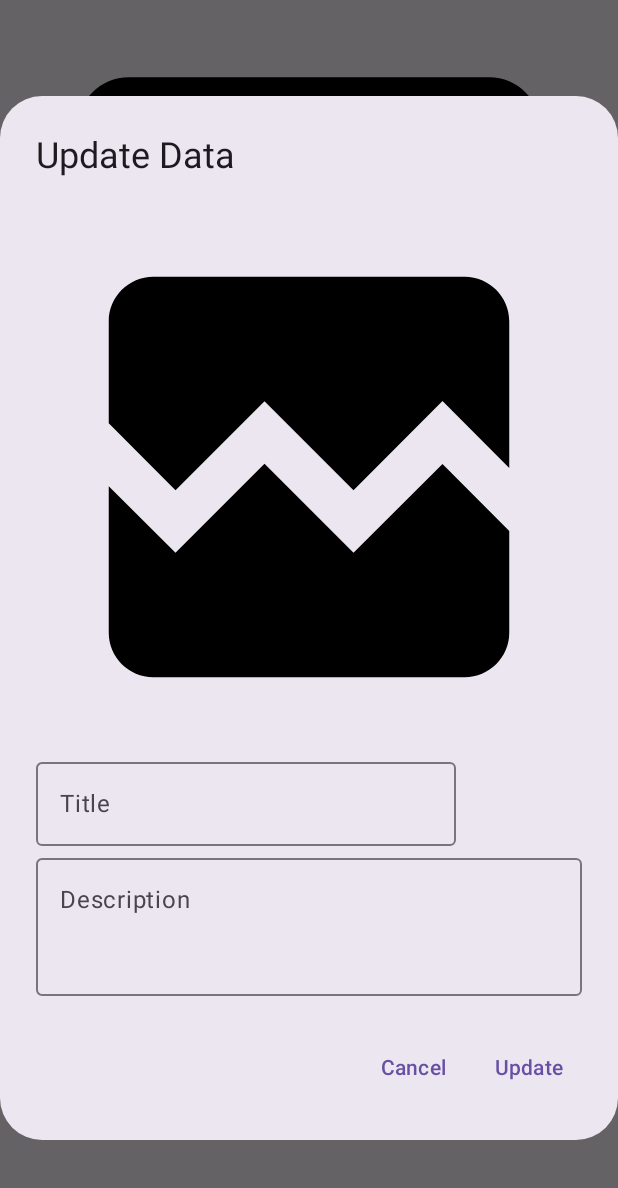
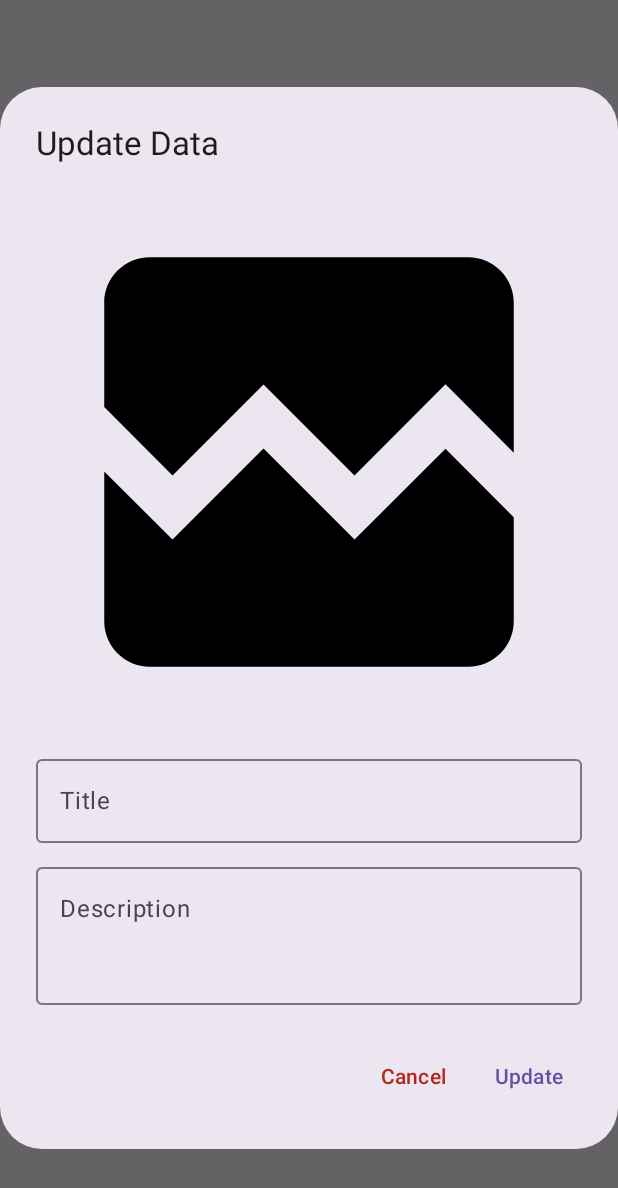
Before and after one commit to mumtazfayyadh/iFormula, an Android app built with Jetpack Compose: the composable EditDialog called with empty values, on a phone screen of 412 x 824 dp. Shown: the top 1188 px of the screen. Run offline under Robolectric (Android 15) with nearby library versions, the phone set to English and light mode, and no system bars; pictures from the network do not load.

Commit message:
Fixing UI

```diff
--- a/app/src/main/java/com/mumtazfayyadh0102/iformula/ui/screen/EditDialog.kt
+++ b/app/src/main/java/com/mumtazfayyadh0102/iformula/ui/screen/EditDialog.kt
@@ -1,11 +1,13 @@
 package com.mumtazfayyadh0102.iformula.ui.screen
 
 import androidx.compose.foundation.layout.Column
+import androidx.compose.foundation.layout.Spacer
 import androidx.compose.foundation.layout.aspectRatio
 import androidx.compose.foundation.layout.fillMaxWidth
 import androidx.compose.foundation.layout.height
-import androidx.compose.foundation.layout.padding
+import androidx.compose.foundation.shape.RoundedCornerShape
 import androidx.compose.material3.AlertDialog
+import androidx.compose.material3.MaterialTheme
 import androidx.compose.material3.OutlinedTextField
 import androidx.compose.material3.Text
 import androidx.compose.material3.TextButton
@@ -15,6 +17,7 @@ import androidx.compose.runtime.mutableStateOf
 import androidx.compose.runtime.remember
 import androidx.compose.runtime.setValue
 import androidx.compose.ui.Modifier
+import androidx.compose.ui.draw.clip
 import androidx.compose.ui.layout.ContentScale
 import androidx.compose.ui.res.painterResource
 import androidx.compose.ui.res.stringResource
@@ -33,20 +36,14 @@ fun EditDialog(
     var title by remember { mutableStateOf(titleInit) }
     var description by remember { mutableStateOf(descriptionInit) }
 
-    AsyncImage(
-        model = imageUrl,
-        contentDescription = "Photos",
-        contentScale = ContentScale.Crop,
-        placeholder = painterResource(id = R.drawable.loading_img),
-        error = painterResource(id = R.drawable.baseline_broken_image_24),
-        modifier = Modifier
-            .fillMaxWidth()
-            .aspectRatio(1f)
-    )
-
     AlertDialog(
         onDismissRequest = onDismissRequest,
-        title = { Text(text = stringResource(R.string.update_message)) },
+        title = {
+            Text(
+                text = stringResource(R.string.update_message),
+                style = MaterialTheme.typography.titleLarge
+            )
+        },
         text = {
             Column {
                 AsyncImage(
@@ -58,18 +55,27 @@ fun EditDialog(
                     modifier = Modifier
                         .fillMaxWidth()
                         .aspectRatio(1f)
-                        .padding(4.dp)
+                        .clip(RoundedCornerShape(12.dp))
                 )
+
+                Spacer(modifier = Modifier.height(8.dp))
+
                 OutlinedTextField(
                     value = title,
                     onValueChange = { title = it },
-                    label = { Text(text = stringResource(R.string.title)) }
+                    label = { Text(text = stringResource(R.string.title)) },
+                    modifier = Modifier.fillMaxWidth()
                 )
+
+                Spacer(modifier = Modifier.height(8.dp))
+
                 OutlinedTextField(
                     value = description,
                     onValueChange = { description = it },
                     label = { Text(text = stringResource(R.string.description)) },
-                    modifier = Modifier.fillMaxWidth().height(100.dp)
+                    modifier = Modifier
+                        .fillMaxWidth()
+                        .height(100.dp)
                 )
             }
         },
@@ -78,12 +84,18 @@ fun EditDialog(
                 onUpdate(title, description)
                 onDismissRequest()
             }) {
-                Text(text = stringResource(R.string.update_confirm))
+                Text(
+                    text = stringResource(R.string.update_confirm),
+                    color = MaterialTheme.colorScheme.primary
+                )
             }
         },
         dismissButton = {
             TextButton(onClick = onDismissRequest) {
-                Text(text = stringResource(R.string.cancel))
+                Text(
+                    text = stringResource(R.string.cancel),
+                    color = MaterialTheme.colorScheme.error
+                )
             }
         }
     )
```
Also changed, not shown: app/src/main/java/com/mumtazfayyadh0102/iformula/ui/screen/GalleryScreen.kt (+6 -10 lines), app/src/main/java/com/mumtazfayyadh0102/iformula/viewmodel/GalleryViewModel.kt (+15 -41 lines).
